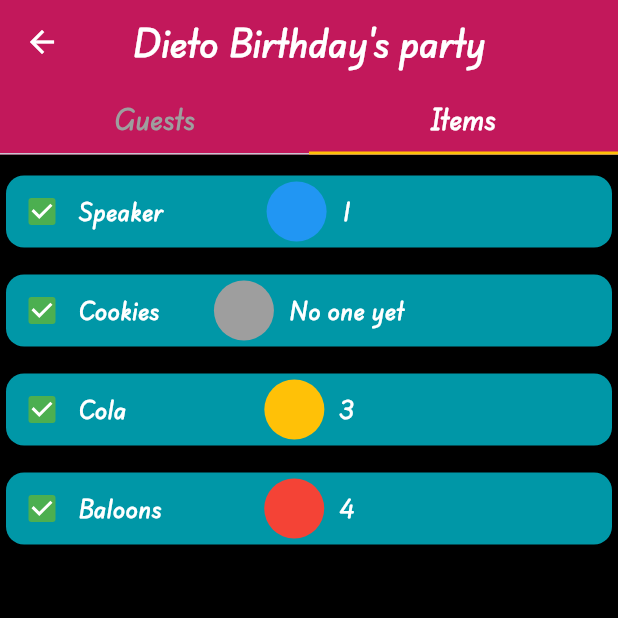
After one commit to Dieto-cmd/kto-na-bibe, a Flutter app: the BibaPage screen opened directly, tab 2 chosen, on a phone screen of 412 x 824 dp, the top half of it. The commit adds this screen. Run offline on Flutter 3.47's test engine with Material 3 defaults, Android fonts, the phone set to English and light mode, and no system bars; our stand-ins replace firebase_auth, firebase_core, flutter_bloc, flutter_spinkit, google_sign_in; accounts and stored records are empty.

Commit message:
Add Biba Page and Item page

```diff
--- /dev/null
+++ b/lib/cubits/item_cubit.dart
@@ -0,0 +1,34 @@
+import 'package:flutter/material.dart';
+import 'package:flutter_bloc/flutter_bloc.dart';
+import 'package:kto_na_bibe/repositories/cloud_repository.dart';
+import 'package:kto_na_bibe/models/biba_data.dart';
+
+class ItemCubitState {
+  final List<Item>? items;
+  final List<CircleAvatar?>? boundUserAvatars;
+  ItemCubitState({this.items, this.boundUserAvatars});
+}
+
+class ItemCubit extends Cubit<ItemCubitState> {
+  ItemCubit({this.cloudRepository})
+    : super(ItemCubitState(items: [], boundUserAvatars: null)) {
+    getItems();
+  }
+
+  final CloudRepository? cloudRepository;
+
+  /*String userNameFromUid(String? uid) {
+    return CloudRepository.getUserName();
+  }*/
+
+  void getItems() async {
+    //simulating getting itemCount from repository
+    await Future.delayed(Duration(milliseconds: 500));
+    emit(
+      ItemCubitState(
+        items: cloudRepository?.getItems(),
+        boundUserAvatars: cloudRepository?.getBoundUserAvatars(),
+      ),
+    );
+  }
+}
--- /dev/null
+++ b/lib/models/biba_data.dart
@@ -0,0 +1,15 @@
+class BibaData {
+  String? hostId;
+  List<String?>? guestsIds;
+
+  List<Item>? items;
+
+  BibaData({this.guestsIds, this.hostId, this.items});
+}
+
+class Item {
+  String? boundUserUid;
+  String? itemName;
+  String? itemId;
+  Item({this.boundUserUid, this.itemName, this.itemId});
+}
--- a/lib/models/biba_user.dart
+++ b/lib/models/biba_user.dart
@@ -1,3 +1,5 @@
+import 'package:flutter/material.dart';
+
 class BibaUser {
   final String? uid;
   BibaUser({this.uid});
@@ -5,6 +7,7 @@ class BibaUser {
 
 class BibaUserData {
   final String? name;
+  final CircleAvatar? avatar;
 
-  BibaUserData({this.name});
+  BibaUserData({this.name, this.avatar});
 }
--- /dev/null
+++ b/lib/repositories/cloud_repository.dart
@@ -0,0 +1,58 @@
+import 'package:flutter/material.dart';
+import 'package:kto_na_bibe/models/biba_data.dart';
+
+abstract class CloudRepository {
+  List<CircleAvatar?> getBoundUserAvatars();
+  void bindUser({String? itemId, String? userUid});
+  void unBindUser({String? itemId});
+  List<Item>? getItems();
+}
+
+class CloudFirestore extends CloudRepository {
+  List<CircleAvatar?> boundUserAvatars = [
+    CircleAvatar(backgroundColor: Colors.blue),
+    null,
+    CircleAvatar(backgroundColor: Colors.amber),
+    CircleAvatar(backgroundColor: Colors.red),
+    null,
+    null,
+  ];
+
+  BibaData data = BibaData(
+    hostId: null,
+    guestsIds: null,
+    items: [
+      Item(itemName: "Speaker", boundUserUid: "1", itemId: "4"),
+      Item(itemName: "Cookies", boundUserUid: null, itemId: "3"),
+      Item(itemName: "Cola", boundUserUid: "3", itemId: "2"),
+      Item(itemName: "Baloons", boundUserUid: "4", itemId: "1"),
+    ],
+  );
+  @override
+  List<CircleAvatar?> getBoundUserAvatars() {
+    return boundUserAvatars;
+  }
+
+  @override
+  List<Item>? getItems() {
+    return data.items;
+  }
+
+  @override
+  void bindUser({String? itemId, String? userUid}) {
+    for (Item item in data.items ?? []) {
+      if (item.itemId == itemId) {
+        item.boundUserUid = userUid;
+      }
+    }
+  }
+
+  @override
+  void unBindUser({String? itemId}) {
+    for (Item item in data.items ?? []) {
+      if (item.itemId == itemId) {
+        item.boundUserUid = null;
+      }
+    }
+  }
+}
--- /dev/null
+++ b/lib/screens/app/biba_page.dart
@@ -0,0 +1,45 @@
+import 'package:flutter/material.dart';
+import 'package:flutter_bloc/flutter_bloc.dart';
+import 'package:kto_na_bibe/constants.dart';
+import 'package:kto_na_bibe/cubits/item_cubit.dart';
+import 'package:kto_na_bibe/screens/app/guest_page.dart';
+import 'package:kto_na_bibe/screens/app/item_page.dart';
+import 'package:kto_na_bibe/repositories/cloud_repository.dart';
+
+class BibaPage extends StatelessWidget {
+  const BibaPage({super.key});
+
+  @override
+  Widget build(BuildContext context) {
+    return BlocProvider<ItemCubit>(
+      create: (_) => ItemCubit(cloudRepository: CloudFirestore()),
+      child: DefaultTabController(
+        length: 2,
+        child: Scaffold(
+          backgroundColor: Colors.black,
+          appBar: AppBar(
+            backgroundColor: Colors.pink[700],
+            title: Text("Dieto Birthday's party", style: regularTextStyle),
+            centerTitle: true,
+            leading: GestureDetector(
+              onTap: () => Navigator.of(context).pop(),
+              child: Icon(Icons.arrow_back, color: Colors.white),
+            ),
+            bottom: TabBar(
+              indicatorSize: TabBarIndicatorSize.tab,
+              indicatorColor: Colors.amber,
+              indicatorWeight: 1.0,
+              unselectedLabelColor: Colors.grey,
+              labelStyle: regularTextStyle.copyWith(fontSize: 16),
+              tabs: [
+                Tab(text: "Guests"),
+                Tab(text: "Items"),
+              ],
+            ),
+          ),
+          body: TabBarView(children: [GuestPage(), ItemPage()]),
+        ),
+      ),
+    );
+  }
+}
--- /dev/null
+++ b/lib/screens/app/item_page.dart
@@ -0,0 +1,88 @@
+import 'package:flutter/material.dart';
+import 'package:flutter_bloc/flutter_bloc.dart';
+import 'package:kto_na_bibe/constants.dart';
+import 'package:kto_na_bibe/cubits/item_cubit.dart';
+
+class ItemPage extends StatelessWidget {
+  ItemPage({super.key});
+  final items = ['Speaker', 'Cookies', 'Cola'];
+
+  @override
+  Widget build(BuildContext context) {
+    return BlocBuilder<ItemCubit, ItemCubitState>(
+      builder: (context, state) => ListView.builder(
+        itemCount: state.items?.length,
+        itemBuilder: (context, index) => Padding(
+          padding: const EdgeInsets.only(top: 10),
+          child: Card(
+            color: Colors.cyan[700],
+            child: Row(
+              mainAxisAlignment: MainAxisAlignment.spaceBetween,
+              children: [
+                Row(
+                  mainAxisAlignment: MainAxisAlignment.spaceEvenly,
+                  children: [
+                    ItemCheckBox(),
+                    Text(
+                      state.items?[index].itemName ?? "Error",
+                      style: regularTextStyle,
+                    ),
+                  ],
+                ),
+                Row(
+                  mainAxisAlignment: MainAxisAlignment.spaceEvenly,
+                  children: [
+                    state.boundUserAvatars?[index] ??
+                        CircleAvatar(backgroundColor: Colors.grey),
+                    SizedBox(width: 10),
+                    Text(
+                      state.items?[index].boundUserUid ?? "No one yet",
+                      style: regularTextStyle,
+                    ),
+                  ],
+                ),
+                Opacity(
+                  opacity: 0,
+                  child: Row(
+                    children: [
+                      ItemCheckBox(),
+                      Text(
+                        state.items?[index].itemName ?? "Error",
+                        style: regularTextStyle,
+                      ),
+                    ],
+                  ),
+                ),
+              ],
+            ),
+          ),
+        ),
+      ),
+    );
+  }
+}
+
+class ItemCheckBox extends StatefulWidget {
+  const ItemCheckBox({super.key});
+
+  @override
+  State<ItemCheckBox> createState() => _ItemCheckBoxState();
+}
+
+class _ItemCheckBoxState extends State<ItemCheckBox> {
+  bool? isChecked = true;
+
+  @override
+  Widget build(BuildContext context) {
+    return Checkbox(
+      activeColor: Colors.green,
+      checkColor: Colors.white,
+      value: isChecked,
+      onChanged: (value) {
+        setState(() {
+          isChecked = value;
+        });
+      },
+    );
+  }
+}
```
Also changed, not shown: lib/screens/app/biba_history_page.dart (+9 -7 lines), lib/screens/app/future_bibas_page.dart (+9 -7 lines), lib/screens/app/guest_page.dart (added, +26 -0 lines), lib/screens/app/home_page.dart (+10 -3 lines).
